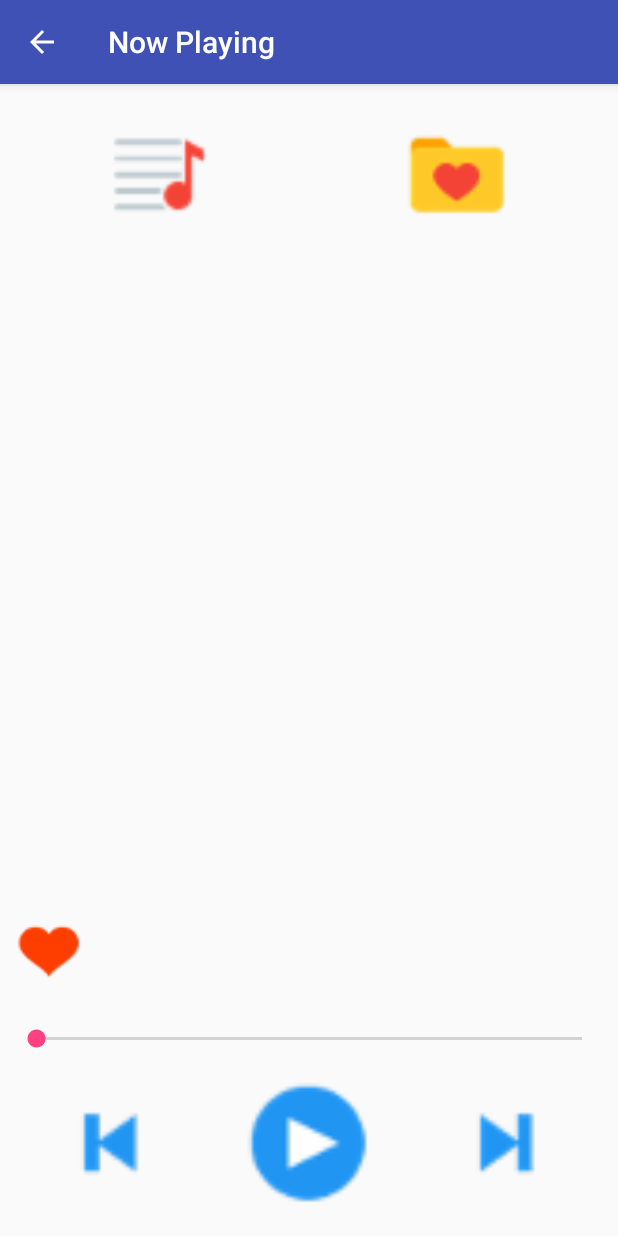
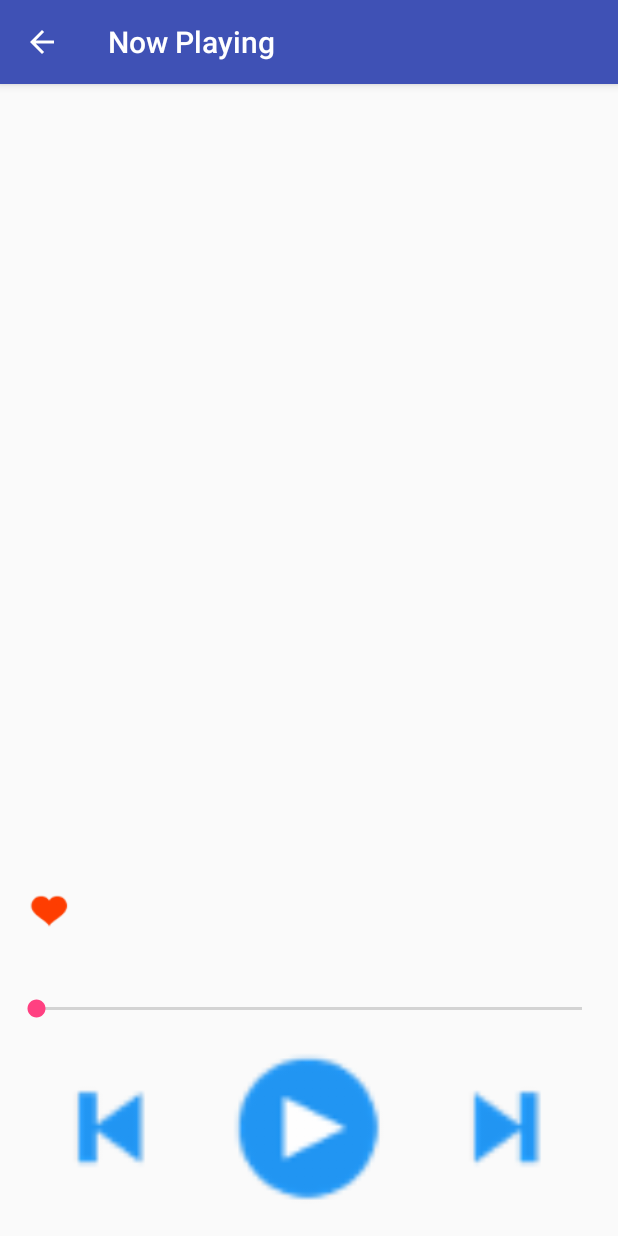
Before and after one commit to Shubham7819/Dhwani, an Android app: the NowPlayingActivity screen opened directly, with no data from a screen before it, after a tap on an icon or button, on a phone screen of 412 x 824 dp. Run offline under Robolectric (Android 15) with nearby library versions, the phone set to English and light mode, and no system bars.

Commit message:
removed favourite activity

```diff
--- a/app/src/main/AndroidManifest.xml
+++ b/app/src/main/AndroidManifest.xml
@@ -23,11 +23,6 @@
 
         </activity>
 
-        <activity android:name=".FavouriteActivity"
-            android:label="Fovourites"
-            android:parentActivityName=".NowPlayingActivity">
-
-        </activity>
     </application>
 
 </manifest>
--- a/app/src/main/java/com/example/android/dhwani/NowPlayingActivity.java
+++ b/app/src/main/java/com/example/android/dhwani/NowPlayingActivity.java
@@ -1,11 +1,11 @@
 package com.example.android.dhwani;
 
-import android.content.Intent;
 import android.support.v7.app.AppCompatActivity;
 import android.os.Bundle;
 import android.view.View;
 import android.widget.ImageView;
 import android.widget.TextView;
+import android.widget.Toast;
 
 import static com.example.android.dhwani.MainActivity.songs;
 
@@ -15,23 +15,6 @@ public class NowPlayingActivity extends AppCompatActivity {
     protected void onCreate(Bundle savedInstanceState) {
         super.onCreate(savedInstanceState);
         setContentView(R.layout.activity_now_playing);
-
-        ImageView library = findViewById(R.id.library_image_view);
-        library.setOnClickListener(new View.OnClickListener() {
-            @Override
-            public void onClick(View v) {
-                Intent intent = new Intent(NowPlayingActivity.this,MainActivity.class);
-            }
-        });
-
-        ImageView favourites = findViewById(R.id.favourites_image_view);
-        favourites.setOnClickListener(new View.OnClickListener() {
-            @Override
-            public void onClick(View v) {
-                Intent intent = new Intent(NowPlayingActivity.this, FavouriteActivity.class);
-                startActivity(intent);
-            }
-        });
 
         ImageView songThumbIV = findViewById(R.id.thumb);
         int songThumbID = getIntent().getIntExtra("songThumb", 0);
@@ -49,12 +32,14 @@ public class NowPlayingActivity extends AppCompatActivity {
         makeFavouriteIV.setOnClickListener(new View.OnClickListener() {
             @Override
             public void onClick(View v) {
-                if (songFavourite) {
+                if (songs.get(songPosition).isSongFavourite()) {
                     songs.get(songPosition).setSongUnFavourite();
                     makeFavouriteIV.setImageResource(R.drawable.heart_empty);
+                    Toast.makeText(NowPlayingActivity.this, "Song removed from Favourites", Toast.LENGTH_SHORT).show();
                 } else {
                     songs.get(songPosition).setSongFavourite();
                     makeFavouriteIV.setImageResource(R.drawable.heart_filled);
+                    Toast.makeText(NowPlayingActivity.this, "Song added to Favourites", Toast.LENGTH_SHORT).show();
                 }
             }
         });
--- a/app/src/main/res/layout/activity_now_playing.xml
+++ b/app/src/main/res/layout/activity_now_playing.xml
@@ -4,32 +4,10 @@
     android:layout_width="match_parent"
     android:layout_height="match_parent"
     android:orientation="vertical"
-    android:padding="8dp"
+    android:paddingBottom="8dp"
+    android:paddingLeft="8dp"
+    android:paddingRight="8dp"
     tools:context=".NowPlayingActivity">
-
-    <LinearLayout
-        android:layout_width="match_parent"
-        android:layout_height="0dp"
-        android:layout_weight="1"
-        android:orientation="horizontal">
-
-        <ImageView
-            android:layout_width="0dp"
-            android:layout_weight="1"
-            android:id="@+id/library_image_view"
-            android:layout_height="match_parent"
-            android:padding="16dp"
-            android:src="@drawable/library" />
-
-        <ImageView
-            android:layout_width="0dp"
-            android:layout_weight="1"
-            android:id="@+id/favourites_image_view"
-            android:layout_height="match_parent"
-            android:padding="16dp"
-            android:src="@drawable/favorites"/>
-
-    </LinearLayout>
 
     <ImageView
         android:layout_width="match_parent"
@@ -47,6 +25,7 @@
         <ImageView
             android:layout_width="50dp"
             android:layout_height="50dp"
+            android:padding="10dp"
             android:layout_gravity="center_vertical"
             android:id="@+id/makeFavouriteIV"/>
 
@@ -59,14 +38,18 @@
                 android:layout_width="match_parent"
                 android:layout_height="0dp"
                 android:layout_weight="1"
-                android:gravity="bottom"
+                android:gravity="center_vertical"
+                android:paddingLeft="12dp"
+                android:textSize="18sp"
+                android:textStyle="bold"
                 android:id="@+id/song_name"/>
 
             <TextView
                 android:layout_width="match_parent"
                 android:layout_height="0dp"
                 android:layout_weight="1"
-                android:gravity="center"
+                android:gravity="center_vertical"
+                android:paddingLeft="12dp"
                 android:id="@+id/artist_name"/>
 
         </LinearLayout>
--- a/app/src/main/res/layout/list_item.xml
+++ b/app/src/main/res/layout/list_item.xml
@@ -19,7 +19,9 @@
         <TextView
             android:id="@+id/song_text_view"
             android:layout_width="match_parent"
-            android:layout_height="wrap_content" />
+            android:layout_height="wrap_content"
+            android:textSize="16sp"
+            android:textStyle="bold" />
 
         <TextView
             android:id="@+id/artist_text_view"
--- a/app/src/main/res/layout/songs_list.xml
+++ b/app/src/main/res/layout/songs_list.xml
@@ -1,6 +1,5 @@
 <?xml version="1.0" encoding="utf-8"?>
 <RelativeLayout xmlns:android="http://schemas.android.com/apk/res/android"
-    xmlns:tools="http://schemas.android.com/tools"
     android:layout_height="match_parent"
     android:layout_width="match_parent">
 
@@ -9,6 +8,7 @@
         android:orientation="vertical"
         android:layout_width="match_parent"
         android:layout_height="match_parent"
+        android:layout_above="@id/btnNowPlaying"
         android:paddingBottom="0dp"
         android:paddingLeft="8dp"
         android:paddingRight="8dp"
```
Also changed, not shown: app/src/main/java/com/example/android/dhwani/FavouriteActivity.java (deleted, +0 -17 lines), app/src/main/java/com/example/android/dhwani/MainActivity.java (+7 -1 lines), app/src/main/res/layout/list_item_favourite.xml (deleted, +0 -29 lines).
